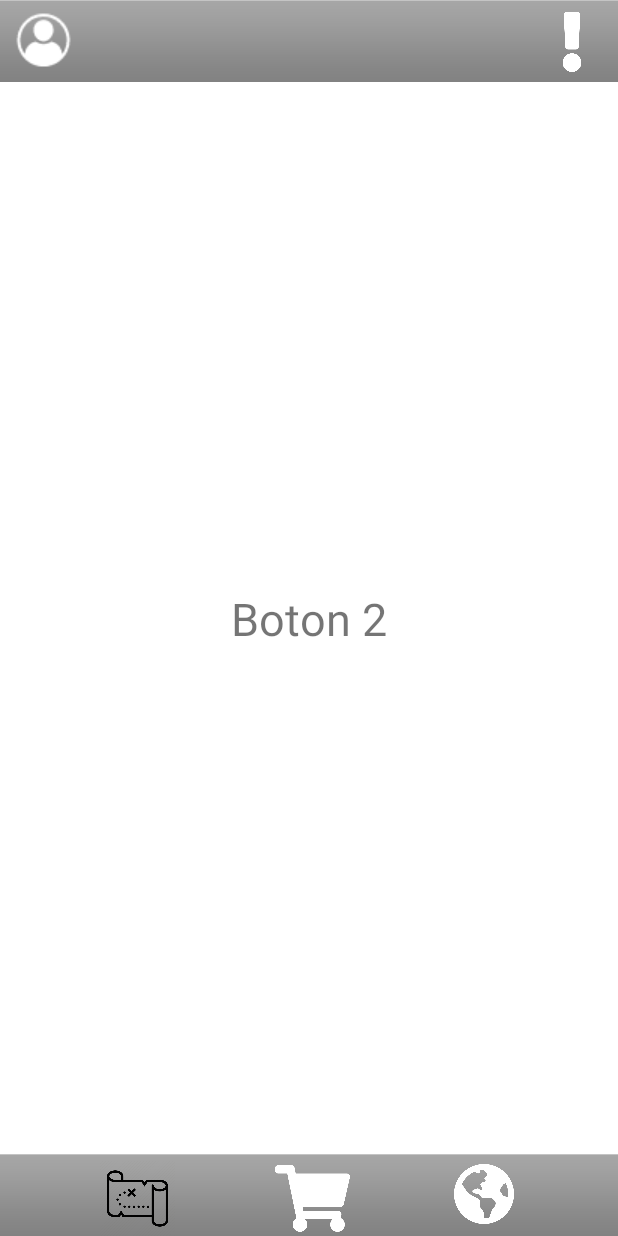
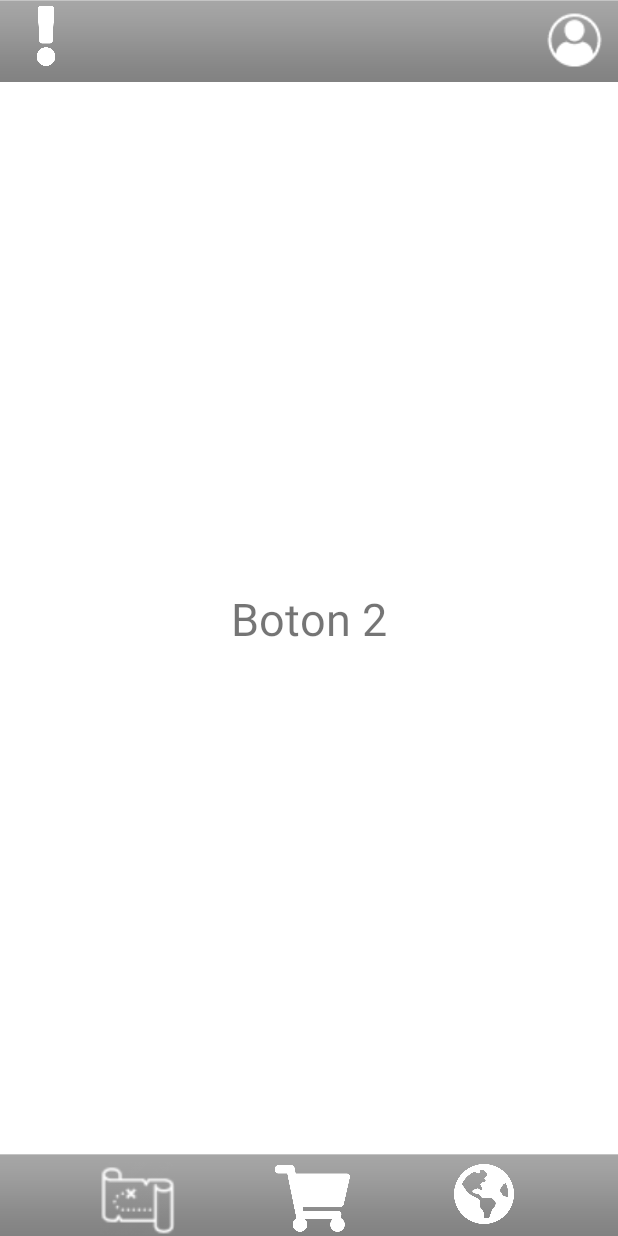
Before and after one commit to Alannegra/SpaceMarket, an Android app: the Bottom2Fragment screen opened through its navigation route, on a phone screen of 412 x 824 dp. Run offline under Robolectric (Android 15) with nearby library versions, the phone set to English and light mode, and no system bars; our stand-ins replace navigation-ui.

Commit message:
login started

```diff
--- a/app/src/main/res/layout/fragment_menubotnav.xml
+++ b/app/src/main/res/layout/fragment_menubotnav.xml
@@ -30,7 +30,7 @@
             android:layout_height="50dp"
 
 
-            android:src="@drawable/mapa"
+            android:src="@drawable/mapawhite"
             app:layout_constraintBottom_toBottomOf="parent"
             app:layout_constraintEnd_toStartOf="@+id/carmarketbutton"
             app:layout_constraintStart_toStartOf="parent" />
--- a/app/src/main/res/layout/fragment_menutopnav.xml
+++ b/app/src/main/res/layout/fragment_menutopnav.xml
@@ -28,25 +28,23 @@
 
         <ImageView
             android:id="@+id/profile"
-            app:layout_constraintStart_toStartOf="parent"
-            app:layout_constraintTop_toTopOf="parent"
             android:layout_width="wrap_content"
             android:layout_height="wrap_content"
-            android:layout_marginStart="8dp"
             android:layout_marginTop="8dp"
-            android:src="@drawable/profile" />
+            android:layout_marginEnd="8dp"
+            android:src="@drawable/profile"
+            app:layout_constraintEnd_toEndOf="parent"
+            app:layout_constraintTop_toTopOf="parent" />
 
         <ImageView
             android:id="@+id/exclamacion"
-            app:layout_constraintEnd_toEndOf="parent"
-            app:layout_constraintLeft_toRightOf="@+id/profile"
-            app:layout_constraintRight_toRightOf="parent"
-            app:layout_constraintTop_toTopOf="parent"
             android:layout_width="45dp"
             android:layout_height="40dp"
-            android:layout_marginTop="8dp"
-            android:layout_marginEnd="8dp"
-            android:src="@drawable/excla" />
+            android:layout_marginStart="8dp"
+            android:layout_marginTop="4dp"
+            android:src="@drawable/excla"
+            app:layout_constraintStart_toStartOf="parent"
+            app:layout_constraintTop_toTopOf="parent" />
 
 
 
--- a/app/src/main/res/values/strings.xml
+++ b/app/src/main/res/values/strings.xml
@@ -2,4 +2,6 @@
     <string name="app_name">values/strings.xml</string>
     <!-- TODO: Remove or change this placeholder text -->
     <string name="hello_blank_fragment">Hello blank fragment</string>
+    <string name="usuario">Hello blank fragment</string>
+
 </resources>
```
Also changed, not shown: app/src/main/res/layout/fragment_login.xml (+33 -1 lines), app/src/main/res/drawable/mapawhite.png (added), app/src/main/res/drawable/usuario.png (added), 2 other files.
